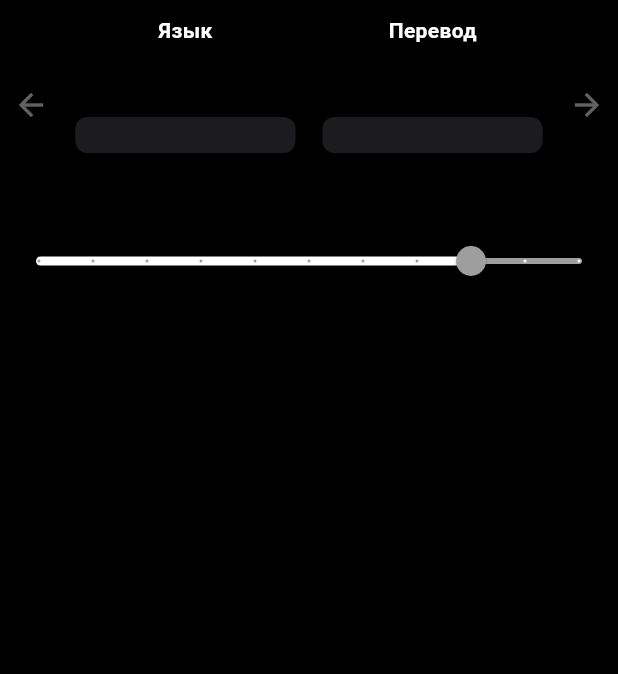
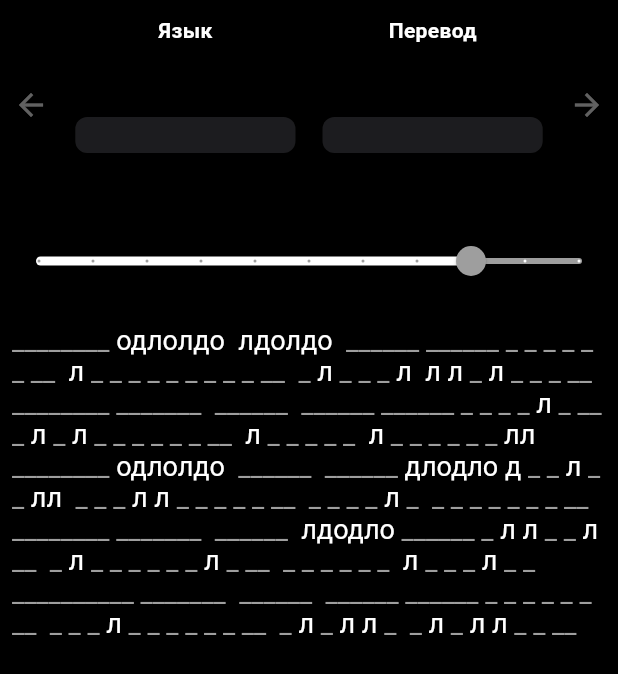
Before and after one commit to SenchaBrest/bible-in-mind, a Flutter app: the screen it shows after launch, on a phone screen of 412 x 824 dp. Shown: the top 674 px of the screen. Run offline on Flutter 3.47's test engine with Material 3 defaults, Android fonts, the phone set to English and light mode, and no system bars; missing offline and left inert: telegram_web_app; network calls fail.

Commit message:
prevent overscroll

```diff
--- a/lib/editable_text_widget.dart
+++ b/lib/editable_text_widget.dart
@@ -236,6 +236,7 @@ Widget build(BuildContext context) {
         padding: const EdgeInsets.all(8.0),
         child: CustomScrollView(
           controller: _scrollController,
+          physics: const ClampingScrollPhysics(), // Добавляем ClampingScrollPhysics
           slivers: [
             SliverFillRemaining(
               hasScrollBody: false, // Отключаем скроллинг, если контент помещается
--- a/lib/main.dart
+++ b/lib/main.dart
@@ -56,7 +56,7 @@ class HomeWidget extends StatefulWidget {
 }
 
 class _HomeWidgetState extends State<HomeWidget> {
-  String _value = "";
+  String _value = "ллдлодол одлолдо  лдолдо  лдодло длодло д л л л л л лл  л л л л л л л л л л лл  л л л л л л  л л л л л л л лл ллдлодол одлолдо  лдолдо  лдодло длодло д л л л л л лл  л л л л л л л л л л лл  л л л л л л  л л л л л л л лл ллдлодол одлолдо  лдолдо  лдодло длодло д л л л л л лл  л л л л л л л л л л лл  л л л л л л  л л л л л л л лл ллдлодол одлолдо  лдолдо  лдодло длодло д л л л л л лл  л л л л л л л л л л лл  л л л л л л  л л л л л л л ллллдлодол одлолдо  лдолдо  лдодло длодло д л л л л л лл  л л л л л л л л л л лл  л л л л л л  л л л л л л л лл ";
   double _hiddenWordPercentage = 0.8;
 
   void _updateValue(String newValue) {
```
Also changed, not shown: 3 other files.
